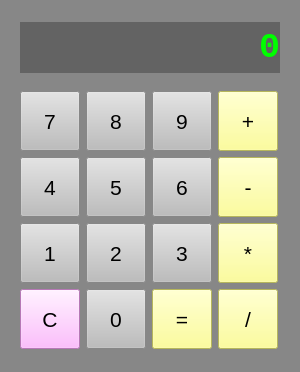
Before: the Qt Designer form Calculator/ui/calc.ui in melmoth-dev/py-gui, drawn with Qt 5.
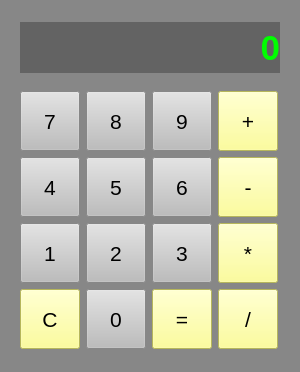
After: the same form once the commit is applied.

What changed in the file:
```diff
--- a/Calculator/ui/calc.ui
+++ b/Calculator/ui/calc.ui
@@ -24,7 +24,6 @@
   </property>
   <property name="font">
    <font>
-    <weight>50</weight>
     <bold>false</bold>
    </font>
   </property>
@@ -46,9 +45,7 @@
     </property>
     <property name="font">
      <font>
-      <family>Consolas</family>
       <pointsize>26</pointsize>
-      <weight>75</weight>
       <italic>false</italic>
       <bold>true</bold>
      </font>
@@ -442,12 +439,12 @@
        <property name="font">
         <font>
          <pointsize>16</pointsize>
-         <weight>50</weight>
          <bold>false</bold>
         </font>
        </property>
        <property name="styleSheet">
-        <string notr="true">background-color: rgb(255, 170, 255);</string>
+        <string notr="true">background-color: rgb(255, 255, 127);
+color: rgb(0, 0, 0);</string>
        </property>
        <property name="text">
         <string>C</string>
```
Left out of the diff: 60 changed lines with no effect on the pictures.
